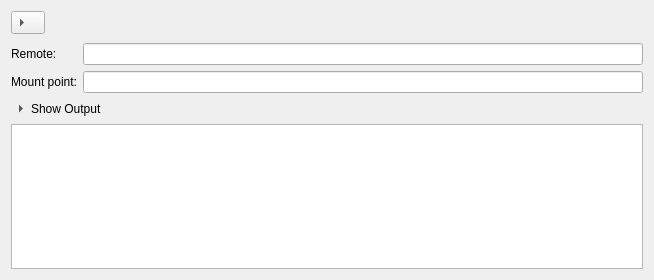
holazt/RcloneBrowser, file src/mount_widget.ui: the form before one commit.
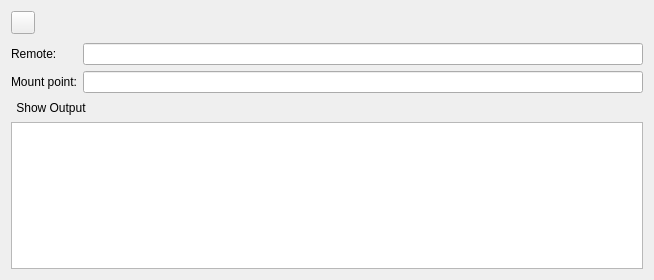
The form after the commit.

Commit message: updated mount jobs look and feel

Diff of the .ui file:
```diff
--- a/src/mount_widget.ui
+++ b/src/mount_widget.ui
@@ -40,9 +40,6 @@
         <property name="toolButtonStyle">
          <enum>Qt::ToolButtonTextBesideIcon</enum>
         </property>
-        <property name="arrowType">
-         <enum>Qt::RightArrow</enum>
-        </property>
        </widget>
       </item>
       <item>
@@ -104,9 +101,6 @@
         <property name="toolButtonStyle">
          <enum>Qt::ToolButtonTextBesideIcon</enum>
         </property>
-        <property name="arrowType">
-         <enum>Qt::RightArrow</enum>
-        </property>
        </widget>
       </item>
       <item row="3" column="0" colspan="3">
```
The commit also changes 1 other file.
